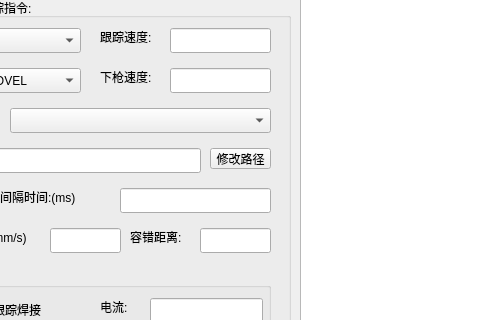
Qt form keytracerealtimedlg.ui (qubo188612/qtwelding) before a commit; both pictures show x 100 to 580 and y 212 to 532 of the 750 by 700 pixel window.
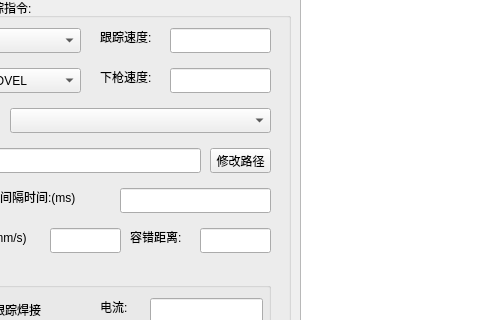
The same form after that commit.

```diff
--- a/keytracerealtimedlg.ui
+++ b/keytracerealtimedlg.ui
@@ -308,7 +308,7 @@
       <x>290</x>
       <y>150</y>
       <width>61</width>
-      <height>21</height>
+      <height>25</height>
      </rect>
     </property>
     <property name="text">
```
